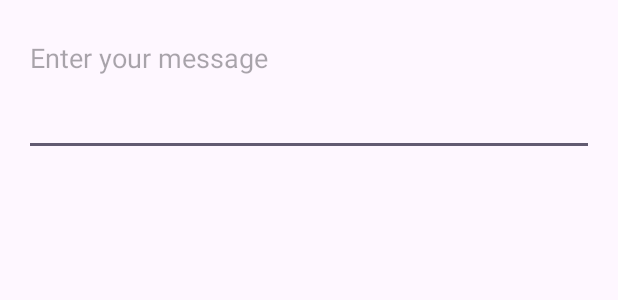
After one commit to johntheajs/residence_app, an Android app: the layout dialog_enter_message.xml on its own in the app's theme, with its tools: preview values and no code run, on a phone screen of 412 x 824 dp. The commit adds this screen. Shown: the top 300 px of the screen. Run offline under Robolectric (Android 15) with nearby library versions, the phone set to English and light mode, and no system bars.

Commit message:
exp-4b-completed

```diff
--- /dev/null
+++ b/app/src/main/res/layout/dialog_enter_message.xml
@@ -0,0 +1,17 @@
+<?xml version="1.0" encoding="utf-8"?>
+<LinearLayout xmlns:android="http://schemas.android.com/apk/res/android"
+    android:layout_width="match_parent"
+    android:layout_height="wrap_content"
+    android:orientation="vertical"
+    android:padding="16dp">
+
+    <EditText
+        android:id="@+id/editTextMessage"
+        android:layout_width="match_parent"
+        android:layout_height="wrap_content"
+        android:hint="Enter your message"
+        android:inputType="textMultiLine"
+        android:minLines="3"
+        android:gravity="top|start" />
+
+</LinearLayout>
```
Also changed, not shown: app/src/main/AndroidManifest.xml (+12 -0 lines), app/src/main/java/com/example/myapplication/ResidentsActivity.java (+125 -7 lines), app/src/main/java/com/example/myapplication/SmsBroadcastReceiver.java (added, +59 -0 lines).
